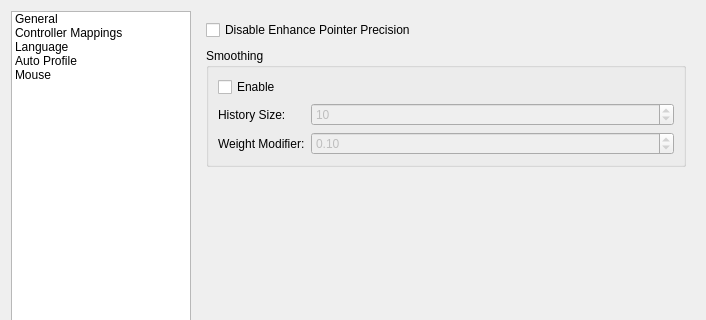
Qt form src/mainsettingsdialog.ui (AntiMicroX/antimicrox) before a commit; both pictures show x 0 to 706 and y 0 to 320 of the 706 by 578 pixel window.
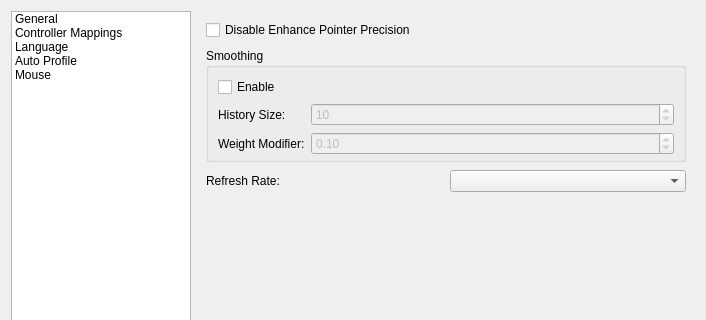
The same form after that commit. The open tabs and pages were chosen to show the change. Icons and pictures are not drawn.

Commit message: Add mouse refresh rate as an option.

Diff of the .ui file:
```diff
--- a/src/mainsettingsdialog.ui
+++ b/src/mainsettingsdialog.ui
@@ -775,6 +775,9 @@
             <string>Smoothing</string>
            </property>
            <layout class="QVBoxLayout" name="verticalLayout_7">
+            <property name="bottomMargin">
+             <number>4</number>
+            </property>
             <item>
              <widget class="QCheckBox" name="smoothingEnableCheckBox">
               <property name="text">
@@ -841,6 +844,29 @@
            </layout>
           </widget>
          </item>
+         <item>
+          <layout class="QHBoxLayout" name="horizontalLayout_10">
+           <item>
+            <widget class="QLabel" name="mouseRefreshRateLabel">
+             <property name="text">
+              <string>Refresh Rate:</string>
+             </property>
+            </widget>
+           </item>
+           <item>
+            <widget class="QComboBox" name="mouseRefreshRateComboBox">
+             <property name="toolTip">
+              <string>The refresh rate is the amount of time that will elapse
+in between mouse events. Please be cautious when
+editing this setting as it will cause the program to use
+more CPU power. Setting this value too low can cause
+system instability. Please test the setting before using
+it unattended.</string>
+             </property>
+            </widget>
+           </item>
+          </layout>
+         </item>
          <item>
           <spacer name="verticalSpacer_5">
            <property name="orientation">
```
Left out of the diff: 2 changed lines with no effect on the pictures. The commit also changes 5 other files.
